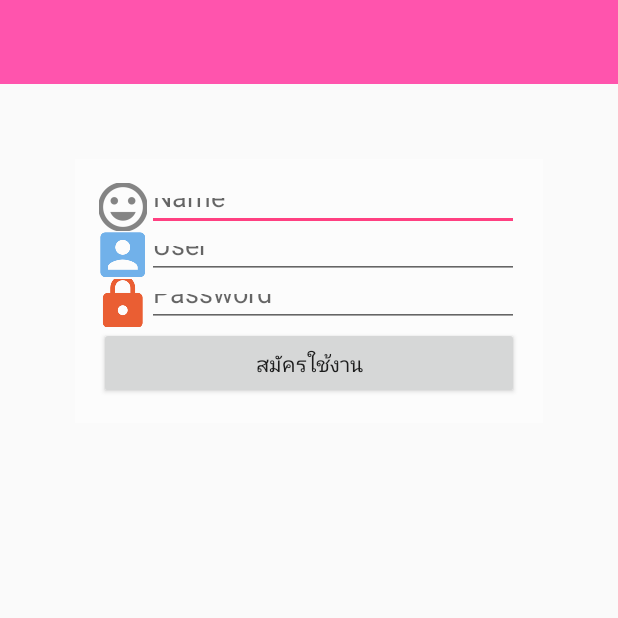
After one commit to PloyHyzoe/ployhyzoe, an Android app: the fragment RegisterFregment shown on its own in the app's theme, on a phone screen of 412 x 824 dp, the top half of it. The commit adds this screen. Run offline under Robolectric (Android 15) with nearby library versions, the phone set to English and light mode, and no system bars.

Commit message:
RegFregment

```diff
--- a/app/src/main/AndroidManifest.xml
+++ b/app/src/main/AndroidManifest.xml
@@ -4,12 +4,12 @@
 
     <application
         android:allowBackup="true"
-        android:icon="@mipmap/ic_launcher"
+        android:icon="@drawable/logo2"
         android:label="@string/app_name"
         android:roundIcon="@mipmap/ic_launcher_round"
         android:supportsRtl="true"
         android:theme="@style/AppTheme">
-        <activity android:name=".MainActivity">
+        <activity android:name=".MainActivity" android:screenOrientation="portrait">
             <intent-filter>
                 <action android:name="android.intent.action.MAIN" />
 
--- a/app/src/main/java/com/example/administrator/ployhyzoe/MainActivity.java
+++ b/app/src/main/java/com/example/administrator/ployhyzoe/MainActivity.java
@@ -23,7 +23,6 @@ public class MainActivity extends AppCompatActivity {
         }
 
 
-
     } // main medthod
 
 
--- /dev/null
+++ b/app/src/main/java/com/example/administrator/ployhyzoe/fregment/RegisterFregment.java
@@ -0,0 +1,24 @@
+package com.example.administrator.ployhyzoe.fregment;
+
+import android.os.Bundle;
+import android.support.annotation.Nullable;
+import android.support.v4.app.Fragment;
+import android.view.LayoutInflater;
+import android.view.View;
+import android.view.ViewGroup;
+
+import com.example.administrator.ployhyzoe.R;
+
+/**
+ * Created by Administrator on 21/3/2561.
+ */
+
+public class RegisterFregment extends Fragment{
+
+    @Nullable
+    @Override
+    public View onCreateView(LayoutInflater inflater, @Nullable ViewGroup container, @Nullable Bundle savedInstanceState) {
+        View view = inflater.inflate(R.layout.fregment_register, container, false);
+                return view;
+    }
+}  //mainclass
--- a/app/src/main/res/layout/activity_main.xml
+++ b/app/src/main/res/layout/activity_main.xml
@@ -5,6 +5,14 @@
     android:layout_width="match_parent"
     android:layout_height="match_parent"
     tools:context="com.example.administrator.ployhyzoe.MainActivity">
+    <!--wallpaper-->
+    <ImageView
+        android:src="@drawable/bg7"
+        android:scaleType="centerCrop"
+        android:layout_width="match_parent"
+        android:layout_height="match_parent" />
+
+
 
     <!--content of fregment-->
     <FrameLayout
--- a/app/src/main/res/layout/fregment_name.xml
+++ b/app/src/main/res/layout/fregment_name.xml
@@ -4,6 +4,7 @@
 
     <!--content-->
     <LinearLayout
+        android:background="#a8ffbed9"
         android:padding="16dp"
         android:layout_margin="50dp"
         android:orientation="vertical"
@@ -61,7 +62,7 @@
                 android:src="@drawable/ic_action_password"/>
             <!--textfield-->
             <EditText
-                android:hint="User"
+                android:hint="Password"
                 android:inputType="numberPassword"
                 android:layout_width="match_parent"
                 android:layout_height="match_parent" />
--- /dev/null
+++ b/app/src/main/res/layout/fregment_register.xml
@@ -0,0 +1,89 @@
+<?xml version="1.0" encoding="utf-8"?>
+<LinearLayout xmlns:android="http://schemas.android.com/apk/res/android"
+    android:orientation="vertical" android:layout_width="match_parent"
+    android:layout_height="match_parent">
+    <!--toolbar-->
+    <android.support.v7.widget.Toolbar
+
+
+        android:theme="@style/ThemeOverlay.AppCompat.Dark.ActionBar"
+        android:background="@color/colorPrimary"
+        android:layout_width="match_parent"
+        android:layout_height="?attr/actionBarSize"></android.support.v7.widget.Toolbar>>
+
+
+    <!--content-->
+    <LinearLayout
+        android:background="#82ffffff"
+        android:padding="16dp"
+        android:layout_margin="50dp"
+        android:orientation="vertical"
+        android:layout_width="match_parent"
+        android:layout_height="wrap_content">
+
+        <!--name-->
+     <LinearLayout
+         android:orientation="horizontal"
+         android:layout_width="match_parent"
+         android:layout_height="wrap_content">
+         <!--icon-->
+         <ImageView
+             android:layout_gravity="center"
+             android:src="@drawable/ic_action_name"
+             android:layout_width="wrap_content"
+             android:layout_height="wrap_content" />
+         <!--textfield-->
+         <EditText
+             android:hint="Name"
+             android:inputType="text"
+             android:layout_width="match_parent"
+             android:layout_height="match_parent" />
+
+     </LinearLayout>
+        <!--user-->
+        <LinearLayout
+            android:orientation="horizontal"
+            android:layout_width="match_parent"
+            android:layout_height="wrap_content">
+            <!--icon-->
+            <ImageView
+                android:layout_gravity="center"
+                android:src="@drawable/ic_action_user"
+                android:layout_width="wrap_content"
+                android:layout_height="wrap_content" />
+            <!--textfield-->
+            <EditText
+                android:hint="User"
+                android:inputType="text"
+                android:layout_width="match_parent"
+                android:layout_height="match_parent" />
+        </LinearLayout>
+
+        <!--password-->
+            <LinearLayout
+                android:orientation="horizontal"
+                android:layout_width="match_parent"
+                android:layout_height="wrap_content">
+                <!--icon-->
+                <ImageView
+                    android:layout_gravity="center"
+                    android:src="@drawable/ic_action_password"
+                    android:layout_width="wrap_content"
+                    android:layout_height="wrap_content" />
+                <!--textfield-->
+                <EditText
+                    android:hint="Password"
+                    android:inputType="numberPassword"
+                    android:layout_width="match_parent"
+                    android:layout_height="match_parent" />
+
+            </LinearLayout>
+        <!--button register-->
+                <Button
+                    android:text="@string/Register"
+                    android:layout_width="match_parent"
+                    android:layout_height="wrap_content"/>
+
+    </LinearLayout>
+
+    </LinearLayout>
```
Also changed, not shown: app/src/main/res/drawable-hdpi/ic_action_name.png (added), app/src/main/res/drawable-mdpi/ic_action_name.png (added), app/src/main/res/drawable-xhdpi/ic_action_name.png (added), app/src/main/res/drawable-xxhdpi/ic_action_name.png (added), app/src/main/res/drawable/bg7.png (added), app/src/main/res/drawable/logo2.png (added).
